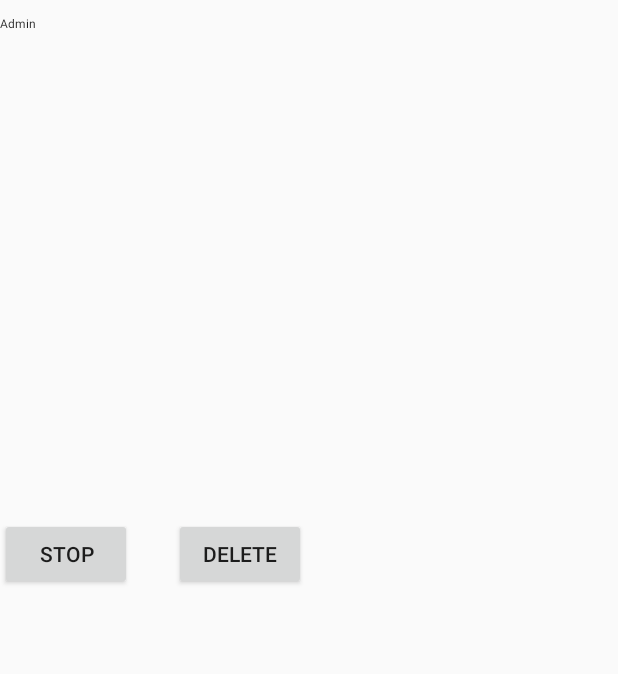
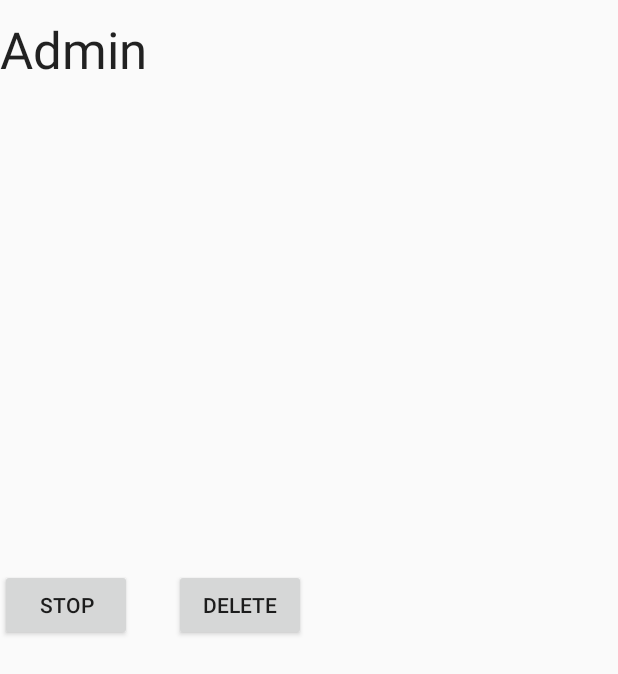
Before and after one commit to erisee92/PhoneUnlockChecker, an Android app: the layout activity_session.xml on its own in the app's theme, with its tools: preview values and no code run, on a phone screen of 412 x 824 dp. Shown: the top 674 px of the screen. Run offline under Robolectric (Android 15) with nearby library versions, the phone set to English and light mode, and no system bars; network calls fail.

```diff
--- a/app/src/main/java/com/talk2machines/phoneunlockchecker/CreatGroupActivity.java
+++ b/app/src/main/java/com/talk2machines/phoneunlockchecker/CreatGroupActivity.java
@@ -70,7 +70,7 @@ public class CreatGroupActivity extends AppCompatActivity{
         } else {
             progress.show();
 
-            Session newGroup = new Session(new_group_name.getText().toString().trim(),group_pa.getText().toString().trim(), prefs.getString("LOG_NAME",""), prefs.getString("REG_ID",""));
+            Session newGroup = new Session(new_group_name.getText().toString().trim(),group_pa.getText().toString().trim(), prefs.getString("LOG_NAME",""), prefs.getString("LOG_USERNAME",""), prefs.getString("REG_ID",""));
 
             newGroup.createNewGroup(getApplicationContext(), new Session.VolleyCallback2() {
                 @Override
--- a/app/src/main/java/com/talk2machines/phoneunlockchecker/ListActivity.java
+++ b/app/src/main/java/com/talk2machines/phoneunlockchecker/ListActivity.java
@@ -118,7 +118,6 @@ public class ListActivity extends AppCompatActivity {
             public void onSuccess(JSONArray result) {
                 Log.i("List",result.toString());
                 try {
-                    if(!result.getJSONObject(0).getString("response").equals("No Groups Created")){
                     if(result.getJSONObject(0).getString("name")!= null && !result.getJSONObject(0).getString("name").isEmpty()) {
                         ArrayList<Session> arrayOfSessions = new ArrayList<Session>();
 
@@ -129,7 +128,7 @@ public class ListActivity extends AppCompatActivity {
                         adapter.addAll(newSessions);
                         mSwipeRefreshLayout.setRefreshing(false);
                     }
-                    }
+
                 } catch (JSONException e) {
                     e.printStackTrace();
                     gl.setAdapter(null);
--- a/app/src/main/java/com/talk2machines/phoneunlockchecker/SessionActivity.java
+++ b/app/src/main/java/com/talk2machines/phoneunlockchecker/SessionActivity.java
@@ -150,7 +150,7 @@ public class SessionActivity extends AppCompatActivity {
             public void onSuccess(JSONObject result) {
                 Log.i("Join", result.toString());
                 try {
-                    String admin = result.getString("admin");
+                    String admin = result.getString("name")+ ' '+ getString(R.string.by) +' '+result.getString("admin");
                     JSONArray userlist = result.getJSONArray("users");
 
                     TextView ad = (TextView) findViewById(R.id.sessionadmin);
--- a/app/src/main/java/com/talk2machines/phoneunlockchecker/api/Session.java
+++ b/app/src/main/java/com/talk2machines/phoneunlockchecker/api/Session.java
@@ -29,6 +29,7 @@ public class Session {
 
     public String name;
     public String admin;
+    public String adminusername;
     public String id;
     public String password;
     public String reg_id;
@@ -39,9 +40,10 @@ public class Session {
     }
 
     //Struktur für new group
-    public Session(String groupname,String Password, String adminname, String reg_id){
+    public Session(String groupname,String Password, String adminname, String adminusername, String reg_id){
         this.name = groupname;
         this.admin = adminname;
+        this.adminusername = adminusername;
         this.password = Password;
         this.reg_id = reg_id;
         Log.i("API",name+" "+admin+" "+password +" "+reg_id);
@@ -175,6 +177,7 @@ public class Session {
                 params.put("name", name);
                 params.put("password", password);
                 params.put("admin",admin);
+                params.put("adminusername",adminusername);
                 params.put("reg_id",reg_id);
                 return params;
             }
--- a/app/src/main/res/layout/activity_session.xml
+++ b/app/src/main/res/layout/activity_session.xml
@@ -10,7 +10,8 @@
         android:text="Admin"
         android:id="@+id/sessionadmin"
         android:layout_marginTop="10dp"
-        android:textSize="@dimen/fab_size_normal"/>
+        android:textIsSelectable="true"
+        android:textSize="@dimen/abc_text_size_display_1_material" />
 
 
     <ListView
```
Also changed, not shown: app/build.gradle (+4 -4 lines). Lines whose indentation alone changed are shown as unchanged.
